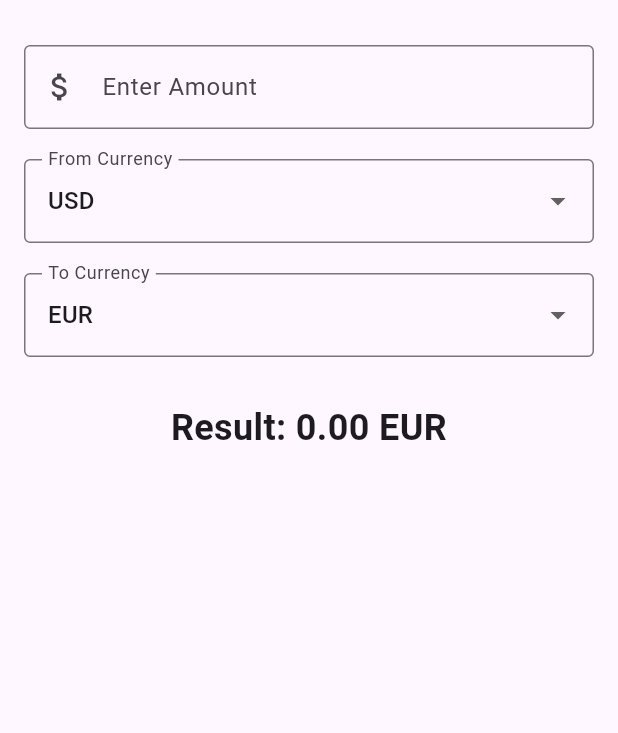
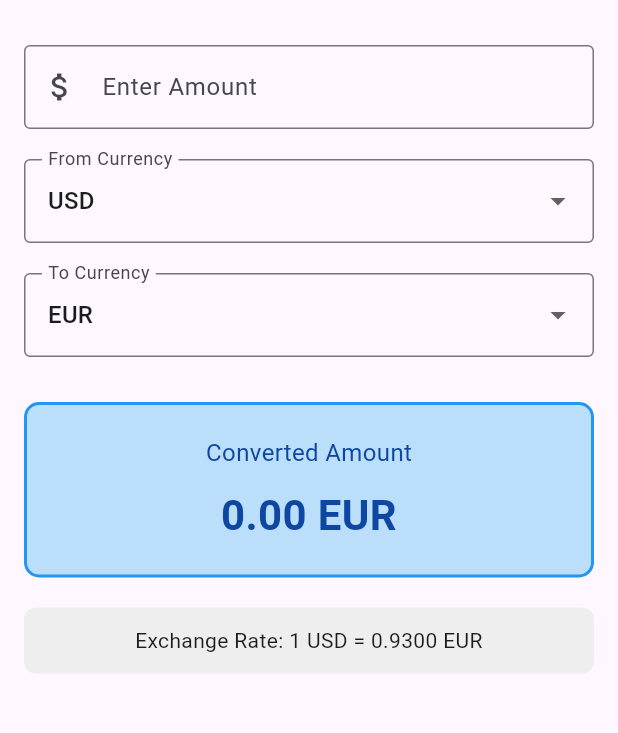
Before and after one commit to ntapire123/Currency_converter, a Flutter app: the screen it shows after launch, on a phone screen of 412 x 824 dp, the part 63-796 px from its top. Run offline on Flutter 3.47's test engine with Material 3 defaults, Android fonts, the phone set to English and light mode, and no system bars.

Commit message:
Finalize UI styling and display current exchange rate information

```diff
--- a/lib/main.dart
+++ b/lib/main.dart
@@ -20,7 +20,6 @@ class MyApp extends StatelessWidget {
   }
 }
 
-// Stateful widget for the currency converter screen
 class CurrencyConverterApp extends StatefulWidget {
   @override
   _CurrencyConverterAppState createState() => _CurrencyConverterAppState();
@@ -53,9 +52,9 @@ class _CurrencyConverterAppState extends State<CurrencyConverterApp> {
   };
 
   void _convertCurrency() {
+    setState(() {
       double fromRate = _hardcodedRates[_fromCurrency]!;
       double toRate = _hardcodedRates[_toCurrency]!;
-    setState(() {
       _result = (_inputAmount / fromRate) * toRate;
     });
   }
@@ -81,8 +80,10 @@ class _CurrencyConverterAppState extends State<CurrencyConverterApp> {
               ),
               keyboardType: TextInputType.numberWithOptions(decimal: true),
               onChanged: (value) {
+                setState(() {
                   _inputAmount = double.tryParse(value) ?? 0.0;
                   _convertCurrency();
+                });
               },
             ),
             SizedBox(height: 20),
@@ -101,8 +102,10 @@ class _CurrencyConverterAppState extends State<CurrencyConverterApp> {
                 );
               }).toList(),
               onChanged: (value) {
+                setState(() {
                   _fromCurrency = value!;
                   _convertCurrency();
+                });
               },
             ),
             SizedBox(height: 20),
@@ -121,17 +124,60 @@ class _CurrencyConverterAppState extends State<CurrencyConverterApp> {
                 );
               }).toList(),
               onChanged: (value) {
+                setState(() {
                   _toCurrency = value!;
                   _convertCurrency();
+                });
               },
             ),
             SizedBox(height: 30),
 
-            // Simple result text
+            // Styled converted amount container
+            Container(
+              padding: EdgeInsets.all(20),
+              decoration: BoxDecoration(
+                color: Colors.blue.shade100,
+                borderRadius: BorderRadius.circular(10),
+                border: Border.all(color: Colors.blue, width: 2),
+              ),
+              child: Column(
+                children: [
                   Text(
-              'Result: ${_result.toStringAsFixed(2)} $_toCurrency',
-              style: TextStyle(fontSize: 24, fontWeight: FontWeight.bold),
+                    'Converted Amount',
+                    style: TextStyle(
+                      fontSize: 16,
+                      color: Colors.blue.shade900,
+                    ),
+                  ),
+                  SizedBox(height: 10),
+                  Text(
+                    '${_result.toStringAsFixed(2)} $_toCurrency',
+                    style: TextStyle(
+                      fontSize: 28,
+                      fontWeight: FontWeight.bold,
+                      color: Colors.blue.shade900,
+                    ),
                     textAlign: TextAlign.center,
+                  ),
+                ],
+              ),
+            ),
+            SizedBox(height: 20),
+
+            // Exchange rate info container
+            Container(
+              padding: EdgeInsets.all(12),
+              decoration: BoxDecoration(
+                color: Colors.grey.shade200,
+                borderRadius: BorderRadius.circular(8),
+              ),
+              child: Text(
+                'Exchange Rate: 1 $_fromCurrency = '
+                '${(_hardcodedRates[_toCurrency]! / _hardcodedRates[_fromCurrency]!).toStringAsFixed(4)} '
+                '$_toCurrency',
+                style: TextStyle(fontSize: 14),
+                textAlign: TextAlign.center,
+              ),
             ),
           ],
         ),
```
Lines whose indentation alone changed are shown as unchanged.
